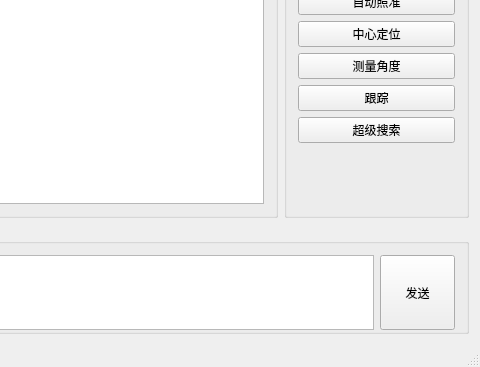
The window that mytcpserver.ui (RatatouilleWork/QtMyTcpServer) describes before a commit, drawn with Qt 5; both pictures show x 309 to 789 and y 360 to 727 of the 789 by 727 pixel window.
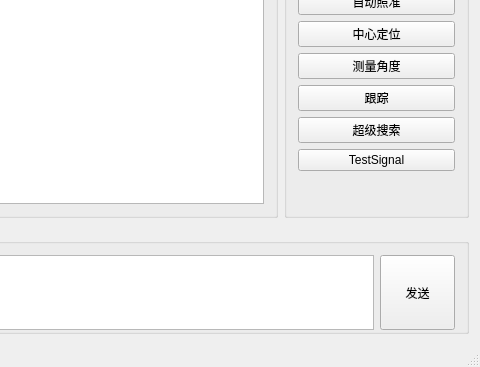
The same window after the commit.

Commit message: New Class Theodo, new signals while cmd/respond transferring

What changed in the file:
```diff
--- a/mytcpserver.ui
+++ b/mytcpserver.ui
@@ -171,6 +171,13 @@
              </property>
             </widget>
            </item>
+           <item>
+            <widget class="QPushButton" name="btnTestSignal">
+             <property name="text">
+              <string>TestSignal</string>
+             </property>
+            </widget>
+           </item>
            <item>
             <spacer name="verticalSpacer">
              <property name="orientation">
```
The commit also changes 14 other files.
